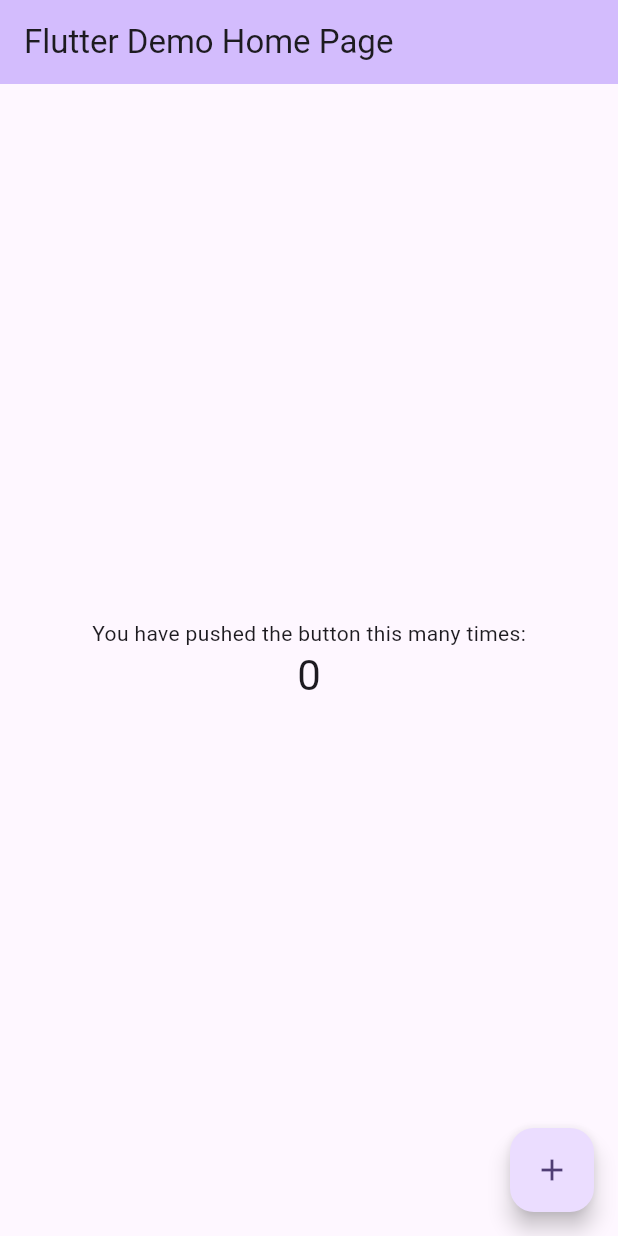
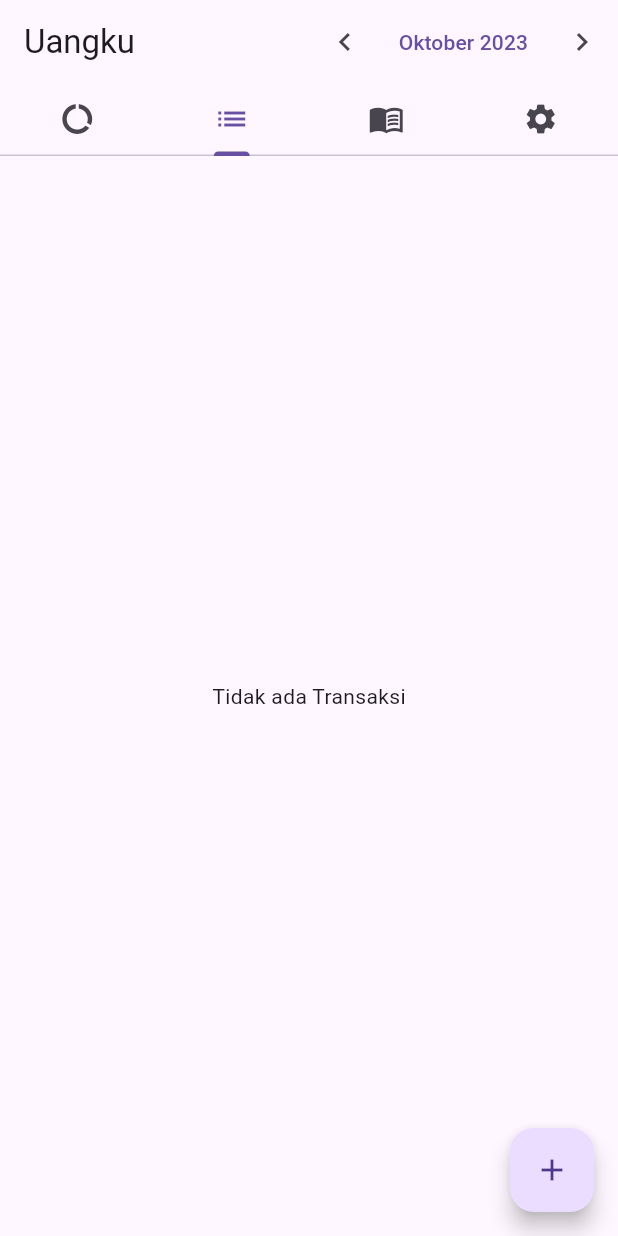
Before and after one commit to askaerlangga/uangku_app, a Flutter app: the screen it shows after launch, on a phone screen of 412 x 824 dp. Run offline on Flutter 3.47's test engine with Material 2 defaults, Android fonts, the phone set to English and light mode, and no system bars; our stand-ins replace fl_chart.

Commit message:
update 20231014

```diff
--- a/lib/main.dart
+++ b/lib/main.dart
@@ -1,4 +1,5 @@
 import 'package:flutter/material.dart';
+import 'package:uangku_app/pages/home.dart';
 
 void main() {
   runApp(const MyApp());
@@ -7,119 +8,11 @@ void main() {
 class MyApp extends StatelessWidget {
   const MyApp({super.key});
 
-  // This widget is the root of your application.
   @override
   Widget build(BuildContext context) {
     return MaterialApp(
-      title: 'Flutter Demo',
-      theme: ThemeData(
-        // This is the theme of your application.
-        //
-        // TRY THIS: Try running your application with "flutter run". You'll see
-        // the application has a blue toolbar. Then, without quitting the app,
-        // try changing the seedColor in the colorScheme below to Colors.green
-        // and then invoke "hot reload" (save your changes or press the "hot
-        // reload" button in a Flutter-supported IDE, or press "r" if you used
-        // the command line to start the app).
-        //
-        // Notice that the counter didn't reset back to zero; the application
-        // state is not lost during the reload. To reset the state, use hot
-        // restart instead.
-        //
-        // This works for code too, not just values: Most code changes can be
-        // tested with just a hot reload.
-        colorScheme: ColorScheme.fromSeed(seedColor: Colors.deepPurple),
-        useMaterial3: true,
-      ),
-      home: const MyHomePage(title: 'Flutter Demo Home Page'),
+      theme: ThemeData(useMaterial3: true),
+      home: const HomePage(),
     );
   }
 }
-
-class MyHomePage extends StatefulWidget {
-  const MyHomePage({super.key, required this.title});
-
-  // This widget is the home page of your application. It is stateful, meaning
-  // that it has a State object (defined below) that contains fields that affect
-  // how it looks.
-
-  // This class is the configuration for the state. It holds the values (in this
-  // case the title) provided by the parent (in this case the App widget) and
-  // used by the build method of the State. Fields in a Widget subclass are
-  // always marked "final".
-
-  final String title;
-
-  @override
-  State<MyHomePage> createState() => _MyHomePageState();
-}
-
-class _MyHomePageState extends State<MyHomePage> {
-  int _counter = 0;
-
-  void _incrementCounter() {
-    setState(() {
-      // This call to setState tells the Flutter framework that something has
-      // changed in this State, which causes it to rerun the build method below
-      // so that the display can reflect the updated values. If we changed
-      // _counter without calling setState(), then the build method would not be
-      // called again, and so nothing would appear to happen.
-      _counter++;
-    });
-  }
-
-  @override
-  Widget build(BuildContext context) {
-    // This method is rerun every time setState is called, for instance as done
-    // by the _incrementCounter method above.
-    //
-    // The Flutter framework has been optimized to make rerunning build methods
-    // fast, so that you can just rebuild anything that needs updating rather
-    // than having to individually change instances of widgets.
-    return Scaffold(
-      appBar: AppBar(
-        // TRY THIS: Try changing the color here to a specific color (to
-        // Colors.amber, perhaps?) and trigger a hot reload to see the AppBar
-        // change color while the other colors stay the same.
-        backgroundColor: Theme.of(context).colorScheme.inversePrimary,
-        // Here we take the value from the MyHomePage object that was created by
-        // the App.build method, and use it to set our appbar title.
-        title: Text(widget.title),
-      ),
-      body: Center(
-        // Center is a layout widget. It takes a single child and positions it
-        // in the middle of the parent.
-        child: Column(
-          // Column is also a layout widget. It takes a list of children and
-          // arranges them vertically. By default, it sizes itself to fit its
-          // children horizontally, and tries to be as tall as its parent.
-          //
-          // Column has various properties to control how it sizes itself and
-          // how it positions its children. Here we use mainAxisAlignment to
-          // center the children vertically; the main axis here is the vertical
-          // axis because Columns are vertical (the cross axis would be
-          // horizontal).
-          //
-          // TRY THIS: Invoke "debug painting" (choose the "Toggle Debug Paint"
-          // action in the IDE, or press "p" in the console), to see the
-          // wireframe for each widget.
-          mainAxisAlignment: MainAxisAlignment.center,
-          children: <Widget>[
-            const Text(
-              'You have pushed the button this many times:',
-            ),
-            Text(
-              '$_counter',
-              style: Theme.of(context).textTheme.headlineMedium,
-            ),
-          ],
-        ),
-      ),
-      floatingActionButton: FloatingActionButton(
-        onPressed: _incrementCounter,
-        tooltip: 'Increment',
-        child: const Icon(Icons.add),
-      ), // This trailing comma makes auto-formatting nicer for build methods.
-    );
-  }
-}
--- /dev/null
+++ b/lib/pages/home.dart
@@ -0,0 +1,140 @@
+import 'package:fl_chart/fl_chart.dart';
+import 'package:flutter/material.dart';
+import 'package:uangku_app/pages/hutang.dart';
+import 'package:uangku_app/pages/transaksi.dart';
+
+class HomePage extends StatefulWidget {
+  const HomePage({super.key});
+
+  @override
+  State<HomePage> createState() => _HomePageState();
+}
+
+class _HomePageState extends State<HomePage> with TickerProviderStateMixin {
+  late final TabController _tabController;
+  @override
+  void initState() {
+    super.initState();
+    _tabController = TabController(initialIndex: 1, length: 4, vsync: this)
+      ..addListener(() {
+        setState(() {});
+      });
+  }
+
+  @override
+  void dispose() {
+    _tabController.dispose();
+    super.dispose();
+  }
+
+  @override
+  Widget build(BuildContext context) {
+    return Scaffold(
+        appBar: AppBar(
+          title: const Text('Uangku'),
+          bottom: TabBar(controller: _tabController, tabs: const [
+            Tab(
+              icon: Icon(Icons.data_usage),
+            ),
+            Tab(
+              icon: Icon(Icons.list),
+            ),
+            Tab(
+              icon: Icon(Icons.menu_book),
+            ),
+            Tab(
+              icon: Icon(Icons.settings),
+            ),
+          ]),
+          actions: [
+            IconButton(
+                onPressed: () {}, icon: const Icon(Icons.navigate_before)),
+            TextButton(onPressed: () {}, child: Text('Oktober 2023')),
+            IconButton(onPressed: () {}, icon: const Icon(Icons.navigate_next)),
+          ],
+        ),
+        body: TabBarView(controller: _tabController, children: [
+          ListView(
+            children: [
+              Container(
+                padding: const EdgeInsets.all(20),
+                height: 300,
+                child: Column(
+                  children: [
+                    Expanded(
+                      child: PieChart(PieChartData(sectionsSpace: 0, sections: [
+                        PieChartSectionData(
+                            value: 20,
+                            color: Colors.purple.shade300,
+                            title: ''),
+                        PieChartSectionData(
+                            value: 80, color: Colors.purple.shade200, title: '')
+                      ])),
+                    ),
+                    SizedBox(
+                      height: 20,
+                    ),
+                    Row(
+                      mainAxisAlignment: MainAxisAlignment.spaceAround,
+                      children: [
+                        Row(
+                          children: [
+                            Container(
+                              margin: const EdgeInsets.only(right: 10),
+                              width: 15,
+                              height: 15,
+                              color: Colors.purple.shade300,
+                            ),
+                            const Text('Pemasukan'),
+                          ],
+                        ),
+                        Row(
+                          children: [
+                            Container(
+                              margin: const EdgeInsets.only(right: 10),
+                              width: 15,
+                              height: 15,
+                              color: Colors.purple.shade300,
+                            ),
+                            const Text('Pengeluaran'),
+                          ],
+                        ),
+                      ],
+                    )
+                  ],
+                ),
+              ),
+            ],
+          ),
+          Center(
+            child: Text('Tidak ada Transaksi'),
+          ),
+          Center(
+            child: Text('Tidak ada Hutang'),
+          ),
+          Center(
+            child: Text('Pengaturan'),
+          ),
+        ]),
+        floatingActionButton:
+            _tabController.index == 0 || _tabController.index == 3
+                ? null
+                : FloatingActionButton(
+                    onPressed: () {
+                      // Checking if tab in transaction or debt
+                      if (_tabController.index == 0) {
+                        Navigator.push(
+                            context,
+                            MaterialPageRoute(
+                                builder: (context) => const TransaksiPage()));
+                      } else {
+                        Navigator.push(
+                            context,
+                            MaterialPageRoute(
+                                builder: (context) => const HutangPage()));
+                      }
+                    },
+                    child: const Icon(Icons.add),
+                  ));
+  }
+}
--- a/pubspec.yaml
+++ b/pubspec.yaml
@@ -35,6 +35,7 @@ dependencies:
   # The following adds the Cupertino Icons font to your application.
   # Use with the CupertinoIcons class for iOS style icons.
   cupertino_icons: ^1.0.2
+  fl_chart: ^0.64.0
 
 dev_dependencies:
   flutter_test:
```
Also changed, not shown: lib/pages/hutang.dart (added, +20 -0 lines), lib/pages/transaksi.dart (added, +20 -0 lines), pubspec.lock.
